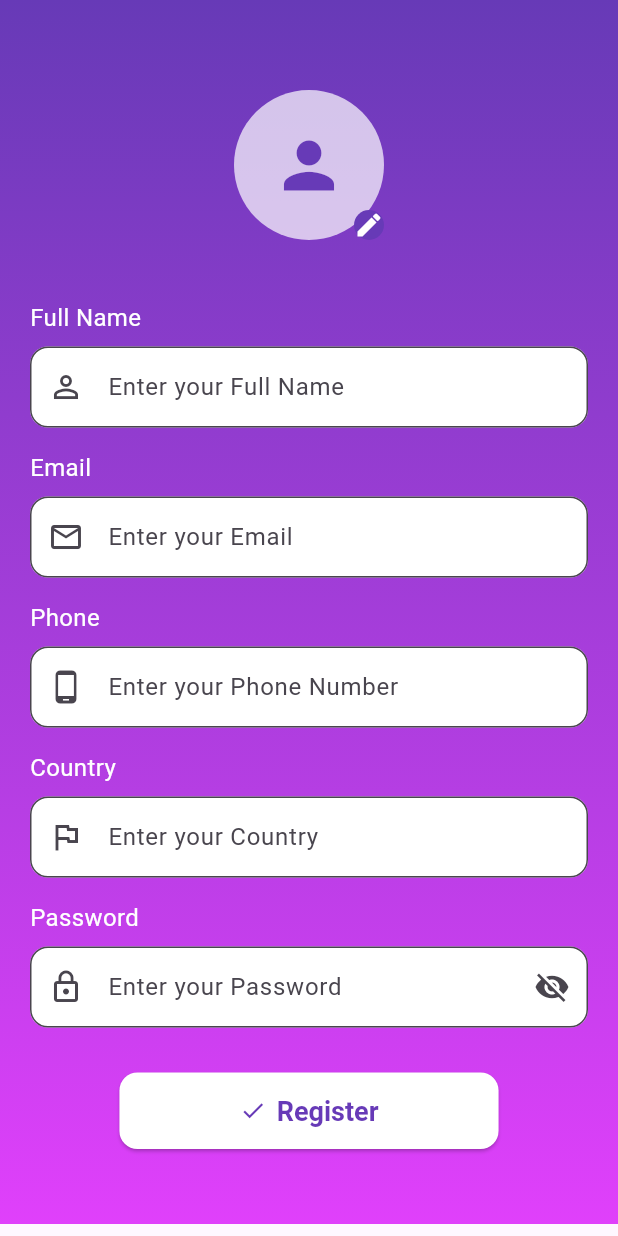
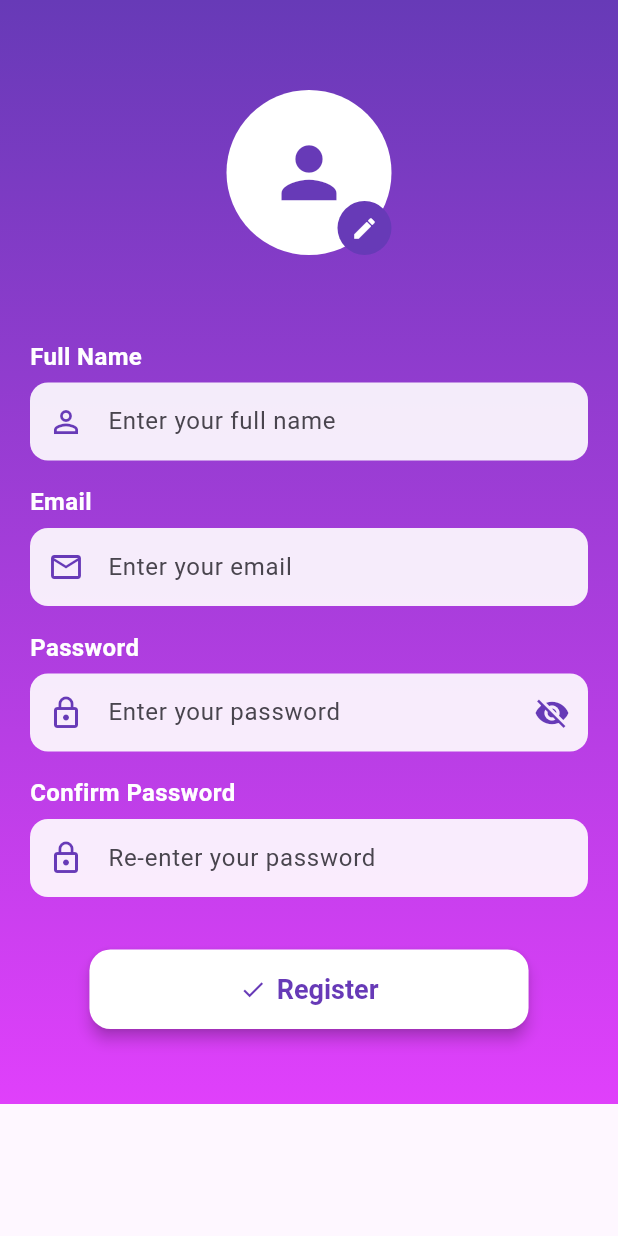
Before and after one commit to Hadi-Yaghi/Registration-page, a Flutter app: the Registration screen opened by its route, on a phone screen of 412 x 824 dp. Run offline on Flutter 3.47's test engine with Material 3 defaults, Android fonts, the light colour scheme and no system bars; our stand-ins replace dio, get.

Commit message:
Added Registration to the flutter App using laravel

```diff
--- a/lib/Controller/RegistrationController.dart
+++ b/lib/Controller/RegistrationController.dart
@@ -1,10 +1,47 @@
+import 'package:flutter/cupertino.dart';
 import 'package:get/get.dart';
+import 'package:registrationpage/Core/Network/DioClient.dart';
+import 'package:registrationpage/Model/User.dart';
 
 class RegistrationController extends GetxController {
-  var obscurePassword = true.obs;
-  var fullName = ''.obs;
-  var email = ''.obs;
-  var phone = ''.obs;
-  var country = ''.obs;
-  var password = ''.obs;
+  // Text controllers for form fields
+  final name = TextEditingController();
+  final email = TextEditingController();
+  final password = TextEditingController();
+  final passwordConfirmation = TextEditingController(); // ✅ new
+
+  // Password visibility
+  var isPasswordVisible = false.obs;
+
+  Future<void> registerUser() async {
+    // Prepare data manually (instead of relying only on User model)
+    final userData = {
+      "name": name.text.trim(),
+      "email": email.text.trim(),
+      "password": password.text.trim(),
+      "password_confirmation": passwordConfirmation.text.trim(), // ✅ added
+    };
+
+    try {
+      final response = await Dioclient()
+          .getInstance()
+          .post('/register', data: userData);
+
+      if (response.statusCode == 200 || response.statusCode == 201) {
+        Get.snackbar('Success', 'Registration successful');
+        // Optionally clear fields after success
+        name.clear();
+        email.clear();
+        password.clear();
+        passwordConfirmation.clear();
+      } else {
+        Get.snackbar(
+          'Error',
+          'Registration failed: ${response.statusMessage ?? "Unknown error"}',
+        );
+      }
+    } catch (e) {
+      Get.snackbar('Error', 'Registration failed: $e');
+    }
+  }
 }
--- a/lib/Core/Network/DioClient.dart
+++ b/lib/Core/Network/DioClient.dart
@@ -3,9 +3,9 @@ import 'package:dio/dio.dart';
 class Dioclient {
   Dio getInstance() {
     return Dio(BaseOptions(
-      baseUrl: 'https://reqres.in/api/',
-      connectTimeout: 5000,
-      receiveTimeout: 3000,
+      baseUrl: 'http://192.168.0.106:8000/api',
+      connectTimeout: Duration(seconds: 5),
+      receiveTimeout: Duration(seconds: 5),
       headers: {
         'Content-Type': 'application/json',
         'Accept': 'application/json',
--- /dev/null
+++ b/lib/Model/User.dart
@@ -0,0 +1,28 @@
+import 'dart:convert';
+
+class User {
+  final String? name;
+  final String email;
+  final String password;
+  final String? phone;
+  final String? country;
+
+  User({  // Constructor with required and optional fields
+    this.name,
+    required this.email,
+    required this.password,
+    this.phone,
+    this.country,
+  });
+
+  Map<String, dynamic> toMap() {  // Convert User object to a Map
+    return {
+      'name': name,
+      'email': email,
+      'password': password,
+      'phone': phone,
+      'country': country,
+    };
+  }
+  String toJson() => jsonEncode(toMap()); // Convert User object to JSON string
+}
--- a/lib/View/Registration.dart
+++ b/lib/View/Registration.dart
@@ -19,136 +19,101 @@ class Registration extends GetView<RegistrationController> {
         ),
         child: SingleChildScrollView(
           child: Column(
-            crossAxisAlignment: CrossAxisAlignment.start,
+            crossAxisAlignment: CrossAxisAlignment.center,
             children: [
               const SizedBox(height: 60),
 
               // Profile picture placeholder
-              Center(
-                child: Stack(
+              Stack(
+                alignment: Alignment.bottomRight,
                 children: [
                   const CircleAvatar(
-                      radius: 50,
-                      backgroundColor: Colors.white70,
+                    radius: 55,
+                    backgroundColor: Colors.white,
                     child: Icon(
                       Icons.person,
-                        size: 50,
+                      size: 55,
                       color: Colors.deepPurple,
                     ),
                   ),
-                    Positioned(
-                      bottom: 0,
-                      right: 0,
-                      child: Container(
-                        decoration: const BoxDecoration(
-                          shape: BoxShape.circle,
-                          color: Colors.deepPurple,
-                        ),
-                        child: const Icon(
-                          Icons.edit,
-                          color: Colors.white,
-                          size: 20,
-                        ),
-                      ),
+                  CircleAvatar(
+                    radius: 18,
+                    backgroundColor: Colors.deepPurple,
+                    child: const Icon(Icons.edit, size: 18, color: Colors.white),
                   )
                 ],
-                ),
               ),
               const SizedBox(height: 40),
 
               // Full Name
               buildLabel("Full Name"),
-              TextField(
-                onChanged: (val) => controller.fullName.value = val,
-                decoration: const InputDecoration(
-                  hintText: "Enter your Full Name",
-                  prefixIcon: Icon(Icons.person_outline),
+              buildTextField(
+                controller.name, // connected ✅
+                hint: "Enter your full name",
+                icon: Icons.person_outline,
               ),
-              ),
-              const SizedBox(height: 15),
 
               // Email
               buildLabel("Email"),
-              TextField(
-                onChanged: (val) => controller.email.value = val,
-                decoration: const InputDecoration(
-                  hintText: "Enter your Email",
-                  prefixIcon: Icon(Icons.email_outlined),
+              buildTextField(
+                controller.email, // connected ✅
+                hint: "Enter your email",
+                icon: Icons.email_outlined,
+                inputType: TextInputType.emailAddress,
               ),
-              ),
-              const SizedBox(height: 15),
-
-              // Phone
-              buildLabel("Phone"),
-              TextField(
-                onChanged: (val) => controller.phone.value = val,
-                decoration: const InputDecoration(
-                  hintText: "Enter your Phone Number",
-                  prefixIcon: Icon(Icons.phone_android),
-                ),
-              ),
-              const SizedBox(height: 15),
-
-              // Country
-              buildLabel("Country"),
-              TextField(
-                onChanged: (val) => controller.country.value = val,
-                decoration: const InputDecoration(
-                  hintText: "Enter your Country",
-                  prefixIcon: Icon(Icons.flag_outlined),
-                ),
-              ),
-              const SizedBox(height: 15),
 
               // Password
               buildLabel("Password"),
-              Obx(() => TextField(
-                    onChanged: (val) => controller.password.value = val,
-                    obscureText: controller.obscurePassword.value,
-                    decoration: InputDecoration(
-                      hintText: "Enter your Password",
-                      prefixIcon: const Icon(Icons.lock_outline),
-                      suffixIcon: IconButton(
+              Obx(() => buildTextField(
+                    controller.password, // connected ✅
+                    hint: "Enter your password",
+                    icon: Icons.lock_outline,
+                    obscure: !controller.isPasswordVisible.value,
+                    suffix: IconButton(
                       icon: Icon(
-                          controller.obscurePassword.value
-                              ? Icons.visibility_off
-                              : Icons.visibility,
+                        controller.isPasswordVisible.value
+                            ? Icons.visibility
+                            : Icons.visibility_off,
+                        color: Colors.deepPurple,
                       ),
                       onPressed: () {
-                          controller.obscurePassword.value =
-                              !controller.obscurePassword.value;
+                        controller.isPasswordVisible.toggle();
                       },
                     ),
-                    ),
                   )),
-              const SizedBox(height: 30),
+
+              // Password Confirmation
+              buildLabel("Confirm Password"),
+              Obx(() => buildTextField(
+                    controller.passwordConfirmation, // new field ✅
+                    hint: "Re-enter your password",
+                    icon: Icons.lock_outline,
+                    obscure: !controller.isPasswordVisible.value,
+                  )),
+
+              const SizedBox(height: 35),
 
               // Register Button
-              Center(
-                child: ElevatedButton.icon(
-                  onPressed: () {
-
-                    ScaffoldMessenger.of(context).showSnackBar(
-                      const SnackBar(content: Text("Register button pressed")),
-                    );
-                  },
+              ElevatedButton.icon(
+                onPressed: () => controller.registerUser(),
                 icon: const Icon(Icons.check),
                 label: const Text("Register"),
                 style: ElevatedButton.styleFrom(
-                    padding: const EdgeInsets.symmetric(
-                        horizontal: 80, vertical: 15),
+                  padding:
+                      const EdgeInsets.symmetric(horizontal: 100, vertical: 16),
                   shape: RoundedRectangleBorder(
-                      borderRadius: BorderRadius.circular(12),
+                    borderRadius: BorderRadius.circular(14),
                   ),
                   backgroundColor: Colors.white,
                   foregroundColor: Colors.deepPurple,
+                  elevation: 4,
                   textStyle: const TextStyle(
                     fontSize: 18,
                     fontWeight: FontWeight.bold,
                   ),
                 ),
               ),
-              ),
+
               const SizedBox(height: 50),
             ],
           ),
@@ -157,12 +122,49 @@ class Registration extends GetView<RegistrationController> {
     );
   }
 
+  // Label widget
   Widget buildLabel(String text) {
     return Padding(
-      padding: const EdgeInsets.only(bottom: 8.0),
+      padding: const EdgeInsets.only(bottom: 6, top: 16),
+      child: Align(
+        alignment: Alignment.centerLeft,
         child: Text(
           text,
-        style: const TextStyle(color: Colors.white, fontSize: 16),
+          style: const TextStyle(
+            color: Colors.white,
+            fontSize: 16,
+            fontWeight: FontWeight.w600,
+          ),
+        ),
+      ),
+    );
+  }
+
+  // Reusable TextField
+  Widget buildTextField(
+    TextEditingController controller, {
+    required String hint,
+    required IconData icon,
+    bool obscure = false,
+    TextInputType inputType = TextInputType.text,
+    Widget? suffix,
+  }) {
+    return TextField(
+      controller: controller,
+      obscureText: obscure,
+      keyboardType: inputType,
+      decoration: InputDecoration(
+        filled: true,
+        fillColor: Colors.white.withOpacity(0.9),
+        hintText: hint,
+        prefixIcon: Icon(icon, color: Colors.deepPurple),
+        suffixIcon: suffix,
+        contentPadding:
+            const EdgeInsets.symmetric(horizontal: 16, vertical: 14),
+        border: OutlineInputBorder(
+          borderRadius: BorderRadius.circular(12),
+          borderSide: BorderSide.none,
+        ),
       ),
     );
   }
```
Lines whose indentation alone changed are shown as unchanged.
